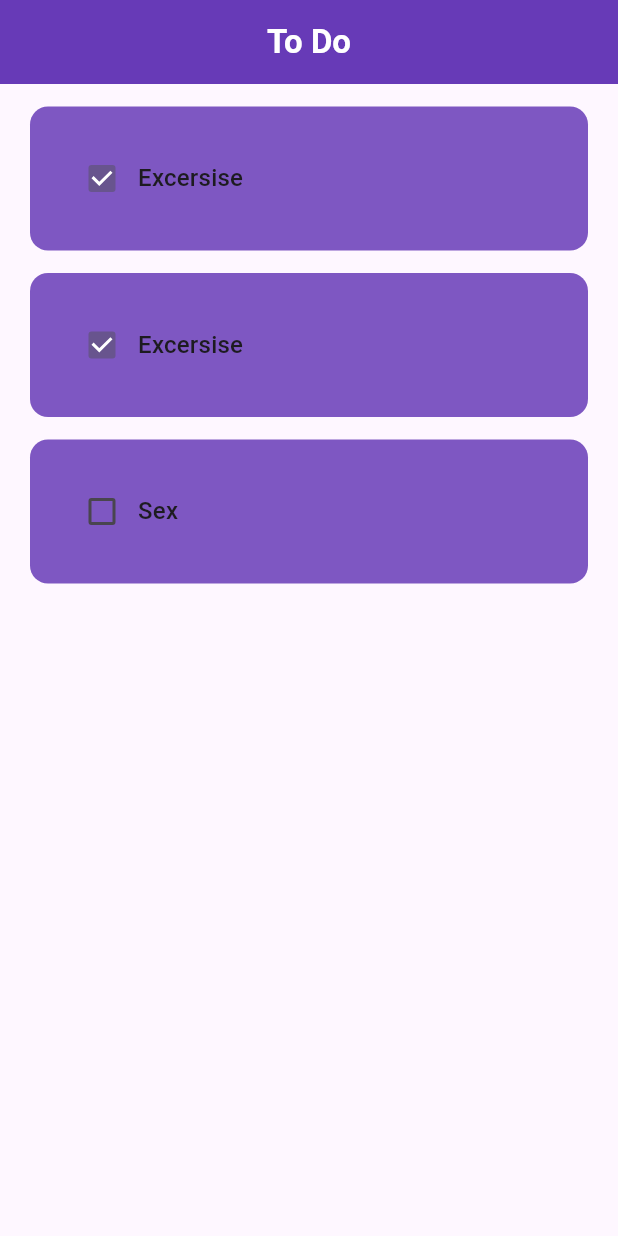
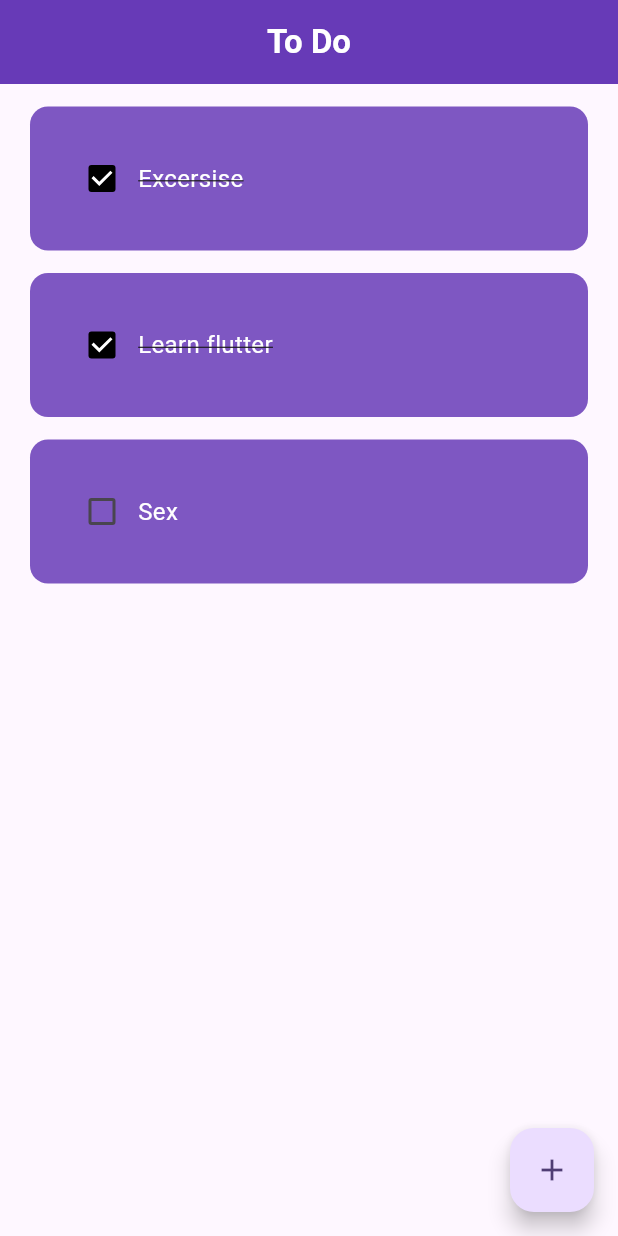
Before and after one commit to browsfer/ToDoApp, a Flutter app: the screen it shows after launch, on a phone screen of 412 x 824 dp. Run offline on Flutter 3.47's test engine with Material 2 defaults, Android fonts, the phone set to English and light mode, and no system bars.

Commit message:
styling app

```diff
--- a/lib/components/todo_tile.dart
+++ b/lib/components/todo_tile.dart
@@ -26,11 +26,23 @@ class ToDoTile extends StatelessWidget {
         child: Row(
           children: [
             //checkbox
-            Checkbox(value: taskCompleted, onChanged: onChanged),
+            Checkbox(
+              value: taskCompleted,
+              onChanged: onChanged,
+              activeColor: Colors.black,
+              checkColor: Colors.white,
+            ),
             //task name
             Text(
               taskName,
-              style: Theme.of(context).textTheme.titleMedium,
+              style: TextStyle(
+                color: Colors.white,
+                fontSize: 16,
+                fontWeight: FontWeight.w400,
+                decoration: taskCompleted
+                    ? TextDecoration.lineThrough
+                    : TextDecoration.none,
+              ),
             ),
           ],
         ),
--- a/lib/pages/home_page.dart
+++ b/lib/pages/home_page.dart
@@ -1,4 +1,5 @@
 import 'package:flutter/material.dart';
+import 'package:todo_app/components/alert_box.dart';
 import 'package:todo_app/components/todo_tile.dart';
 
 // ignore: must_be_immutable
@@ -13,7 +14,7 @@ class _HomePageState extends State<HomePage> {
   //List of ToDo tasks
   List toDoList = [
     ['Excersise', true],
-    ['Excersise', true],
+    ['Learn flutter', true],
     ['Sex', false],
   ];
 
@@ -25,12 +26,24 @@ class _HomePageState extends State<HomePage> {
     });
   }
 
+  //Add a new task
+  void addNewTask() {
+    showDialog(
+      context: context,
+      builder: (context) => AlertBox(),
+    );
+  }
+
   @override
   Widget build(BuildContext context) {
     return Scaffold(
       appBar: AppBar(
         title: Text('To Do'),
         centerTitle: true,
+      ),
+      floatingActionButton: FloatingActionButton(
+        onPressed: addNewTask,
+        child: Icon(Icons.add),
       ),
       body: ListView.builder(
         itemCount: toDoList.length,
```
Also changed, not shown: lib/components/alert_box.dart (added, +27 -0 lines).
